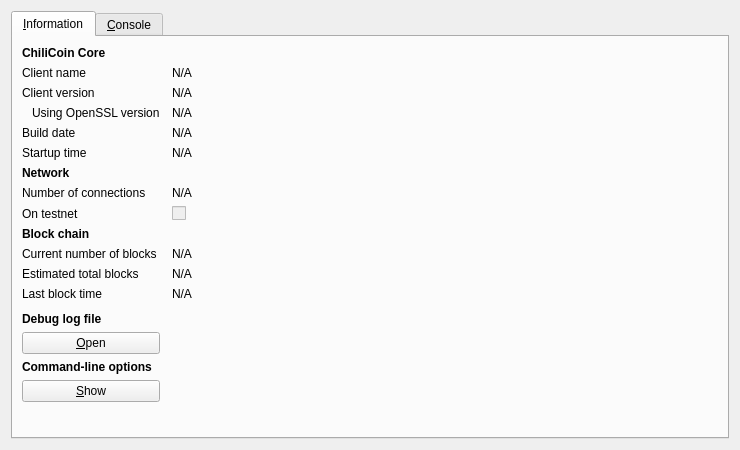
The window that src/qt/forms/rpcconsole.ui (ChiliCoin/ChiliCoin) describes before a commit, drawn with Qt 5.
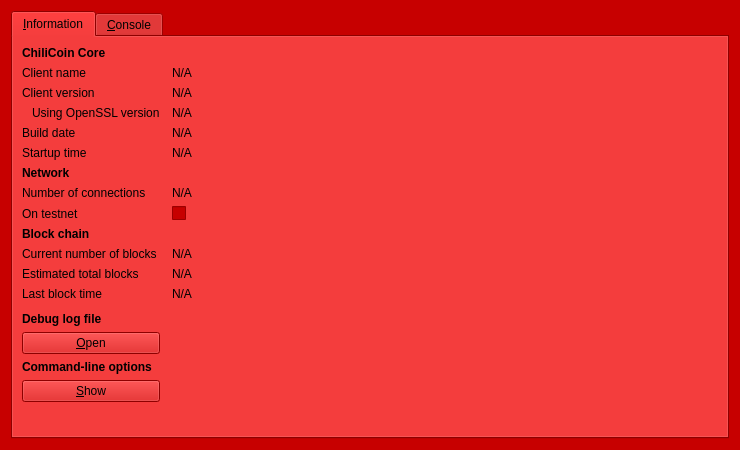
The same window after the commit. Icons and pictures are not drawn.

The edit to the form file:
```diff
--- a/src/qt/forms/rpcconsole.ui
+++ b/src/qt/forms/rpcconsole.ui
@@ -10,6 +10,421 @@
     <height>450</height>
    </rect>
   </property>
+  <property name="palette">
+   <palette>
+    <active>
+     <colorrole role="WindowText">
+      <brush brushstyle="SolidPattern">
+       <color alpha="255">
+        <red>0</red>
+        <green>0</green>
+        <blue>0</blue>
+       </color>
+      </brush>
+     </colorrole>
+     <colorrole role="Button">
+      <brush brushstyle="SolidPattern">
+       <color alpha="255">
+        <red>199</red>
+        <green>0</green>
+        <blue>0</blue>
+       </color>
+      </brush>
+     </colorrole>
+     <colorrole role="Light">
+      <brush brushstyle="SolidPattern">
+       <color alpha="255">
+        <red>255</red>
+        <green>43</green>
+        <blue>43</blue>
+       </color>
+      </brush>
+     </colorrole>
+     <colorrole role="Midlight">
+      <brush brushstyle="SolidPattern">
+       <color alpha="255">
+        <red>227</red>
+        <green>21</green>
+        <blue>21</blue>
+       </color>
+      </brush>
+     </colorrole>
+     <colorrole role="Dark">
+      <brush brushstyle="SolidPattern">
+       <color alpha="255">
+        <red>99</red>
+        <green>0</green>
+        <blue>0</blue>
+       </color>
+      </brush>
+     </colorrole>
+     <colorrole role="Mid">
+      <brush brushstyle="SolidPattern">
+       <color alpha="255">
+        <red>133</red>
+        <green>0</green>
+        <blue>0</blue>
+       </color>
+      </brush>
+     </colorrole>
+     <colorrole role="Text">
+      <brush brushstyle="SolidPattern">
+       <color alpha="255">
+        <red>0</red>
+        <green>0</green>
+        <blue>0</blue>
+       </color>
+      </brush>
+     </colorrole>
+     <colorrole role="BrightText">
+      <brush brushstyle="SolidPattern">
+       <color alpha="255">
+        <red>255</red>
+        <green>255</green>
+        <blue>255</blue>
+       </color>
+      </brush>
+     </colorrole>
+     <colorrole role="ButtonText">
+      <brush brushstyle="SolidPattern">
+       <color alpha="255">
+        <red>0</red>
+        <green>0</green>
+        <blue>0</blue>
+       </color>
+      </brush>
+     </colorrole>
+     <colorrole role="Base">
+      <brush brushstyle="SolidPattern">
+       <color alpha="255">
+        <red>255</red>
+        <green>255</green>
+        <blue>255</blue>
+       </color>
+      </brush>
+     </colorrole>
+     <colorrole role="Window">
+      <brush brushstyle="SolidPattern">
+       <color alpha="255">
+        <red>199</red>
+        <green>0</green>
+        <blue>0</blue>
+       </color>
+      </brush>
+     </colorrole>
+     <colorrole role="Shadow">
+      <brush brushstyle="SolidPattern">
+       <color alpha="255">
+        <red>0</red>
+        <green>0</green>
+        <blue>0</blue>
+       </color>
+      </brush>
+     </colorrole>
+     <colorrole role="AlternateBase">
+      <brush brushstyle="SolidPattern">
+       <color alpha="255">
+        <red>227</red>
+        <green>127</green>
+        <blue>127</blue>
+       </color>
+      </brush>
+     </colorrole>
+     <colorrole role="ToolTipBase">
+      <brush brushstyle="SolidPattern">
+       <color alpha="255">
+        <red>255</red>
+        <green>255</green>
+        <blue>220</blue>
+       </color>
+      </brush>
+     </colorrole>
+     <colorrole role="ToolTipText">
+      <brush brushstyle="SolidPattern">
+       <color alpha="255">
+        <red>0</red>
+        <green>0</green>
+        <blue>0</blue>
+       </color>
+      </brush>
+     </colorrole>
+    </active>
+    <inactive>
+     <colorrole role="WindowText">
+      <brush brushstyle="SolidPattern">
+       <color alpha="255">
+        <red>0</red>
+        <green>0</green>
+        <blue>0</blue>
+       </color>
+      </brush>
+     </colorrole>
+     <colorrole role="Button">
+      <brush brushstyle="SolidPattern">
+       <color alpha="255">
+        <red>199</red>
+        <green>0</green>
+        <blue>0</blue>
+       </color>
+      </brush>
+     </colorrole>
+     <colorrole role="Light">
+      <brush brushstyle="SolidPattern">
+       <color alpha="255">
+        <red>255</red>
+        <green>43</green>
+        <blue>43</blue>
+       </color>
+      </brush>
+     </colorrole>
+     <colorrole role="Midlight">
+      <brush brushstyle="SolidPattern">
+       <color alpha="255">
+        <red>227</red>
+        <green>21</green>
+        <blue>21</blue>
+       </color>
+      </brush>
+     </colorrole>
+     <colorrole role="Dark">
+      <brush brushstyle="SolidPattern">
+       <color alpha="255">
+        <red>99</red>
+        <green>0</green>
+        <blue>0</blue>
+       </color>
+      </brush>
+     </colorrole>
+     <colorrole role="Mid">
+      <brush brushstyle="SolidPattern">
+       <color alpha="255">
+        <red>133</red>
+        <green>0</green>
+        <blue>0</blue>
+       </color>
+      </brush>
+     </colorrole>
+     <colorrole role="Text">
+      <brush brushstyle="SolidPattern">
+       <color alpha="255">
+        <red>0</red>
+        <green>0</green>
+        <blue>0</blue>
+       </color>
+      </brush>
+     </colorrole>
+     <colorrole role="BrightText">
+      <brush brushstyle="SolidPattern">
+       <color alpha="255">
+        <red>255</red>
+        <green>255</green>
+        <blue>255</blue>
+       </color>
+      </brush>
+     </colorrole>
+     <colorrole role="ButtonText">
+      <brush brushstyle="SolidPattern">
+       <color alpha="255">
+        <red>0</red>
+        <green>0</green>
+        <blue>0</blue>
+       </color>
+      </brush>
+     </colorrole>
+     <colorrole role="Base">
+      <brush brushstyle="SolidPattern">
+       <color alpha="255">
+        <red>255</red>
+        <green>255</green>
+        <blue>255</blue>
+       </color>
+      </brush>
+     </colorrole>
+     <colorrole role="Window">
+      <brush brushstyle="SolidPattern">
+       <color alpha="255">
+        <red>199</red>
+        <green>0</green>
+        <blue>0</blue>
+       </color>
+      </brush>
+     </colorrole>
+     <colorrole role="Shadow">
+      <brush brushstyle="SolidPattern">
+       <color alpha="255">
+        <red>0</red>
+        <green>0</green>
+        <blue>0</blue>
+       </color>
+      </brush>
+     </colorrole>
+     <colorrole role="AlternateBase">
+      <brush brushstyle="SolidPattern">
+       <color alpha="255">
+        <red>227</red>
+        <green>127</green>
+        <blue>127</blue>
+       </color>
+      </brush>
+     </colorrole>
+     <colorrole role="ToolTipBase">
+      <brush brushstyle="SolidPattern">
+       <color alpha="255">
+        <red>255</red>
+        <green>255</green>
+        <blue>220</blue>
+       </color>
+      </brush>
+     </colorrole>
+     <colorrole role="ToolTipText">
+      <brush brushstyle="SolidPattern">
+       <color alpha="255">
+        <red>0</red>
+        <green>0</green>
+        <blue>0</blue>
+       </color>
+      </brush>
+     </colorrole>
+    </inactive>
+    <disabled>
+     <colorrole role="WindowText">
+      <brush brushstyle="SolidPattern">
+       <color alpha="255">
+        <red>99</red>
+        <green>0</green>
+        <blue>0</blue>
+       </color>
+      </brush>
+     </colorrole>
+     <colorrole role="Button">
+      <brush brushstyle="SolidPattern">
+       <color alpha="255">
+        <red>199</red>
+        <green>0</green>
+        <blue>0</blue>
+       </color>
+      </brush>
+     </colorrole>
+     <colorrole role="Light">
+      <brush brushstyle="SolidPattern">
+       <color alpha="255">
+        <red>255</red>
+        <green>43</green>
+        <blue>43</blue>
+       </color>
+      </brush>
+     </colorrole>
+     <colorrole role="Midlight">
+      <brush brushstyle="SolidPattern">
+       <color alpha="255">
+        <red>227</red>
+        <green>21</green>
+        <blue>21</blue>
+       </color>
+      </brush>
+     </colorrole>
+     <colorrole role="Dark">
+      <brush brushstyle="SolidPattern">
+       <color alpha="255">
+        <red>99</red>
+        <green>0</green>
+        <blue>0</blue>
+       </color>
+      </brush>
+     </colorrole>
+     <colorrole role="Mid">
+      <brush brushstyle="SolidPattern">
+       <color alpha="255">
+        <red>133</red>
+        <green>0</green>
+        <blue>0</blue>
+       </color>
+      </brush>
+     </colorrole>
+     <colorrole role="Text">
+      <brush brushstyle="SolidPattern">
+       <color alpha="255">
+        <red>99</red>
+        <green>0</green>
+        <blue>0</blue>
+       </color>
+      </brush>
+     </colorrole>
+     <colorrole role="BrightText">
+      <brush brushstyle="SolidPattern">
+       <color alpha="255">
+        <red>255</red>
+        <green>255</green>
+        <blue>255</blue>
+       </color>
+      </brush>
+     </colorrole>
+     <colorrole role="ButtonText">
+      <brush brushstyle="SolidPattern">
+       <color alpha="255">
+        <red>99</red>
+        <green>0</green>
+        <blue>0</blue>
+       </color>
+      </brush>
+     </colorrole>
+     <colorrole role="Base">
+      <brush brushstyle="SolidPattern">
+       <color alpha="255">
+        <red>199</red>
+        <green>0</green>
+        <blue>0</blue>
+       </color>
+      </brush>
+     </colorrole>
+     <colorrole role="Window">
+      <brush brushstyle="SolidPattern">
+       <color alpha="255">
+        <red>199</red>
+        <green>0</green>
+        <blue>0</blue>
+       </color>
+      </brush>
+     </colorrole>
+     <colorrole role="Shadow">
+      <brush brushstyle="SolidPattern">
+       <color alpha="255">
+        <red>0</red>
+        <green>0</green>
+        <blue>0</blue>
+       </color>
+      </brush>
+     </colorrole>
+     <colorrole role="AlternateBase">
+      <brush brushstyle="SolidPattern">
+       <color alpha="255">
+        <red>199</red>
+        <green>0</green>
+        <blue>0</blue>
+       </color>
+      </brush>
+     </colorrole>
+     <colorrole role="ToolTipBase">
+      <brush brushstyle="SolidPattern">
+       <color alpha="255">
+        <red>255</red>
+        <green>255</green>
+        <blue>220</blue>
+       </color>
+      </brush>
+     </colorrole>
+     <colorrole role="ToolTipText">
+      <brush brushstyle="SolidPattern">
+       <color alpha="255">
+        <red>0</red>
+        <green>0</green>
+        <blue>0</blue>
+       </color>
+      </brush>
+     </colorrole>
+    </disabled>
+   </palette>
+  </property>
   <property name="windowTitle">
    <string>ChiliCoin - Debug window</string>
   </property>
```
